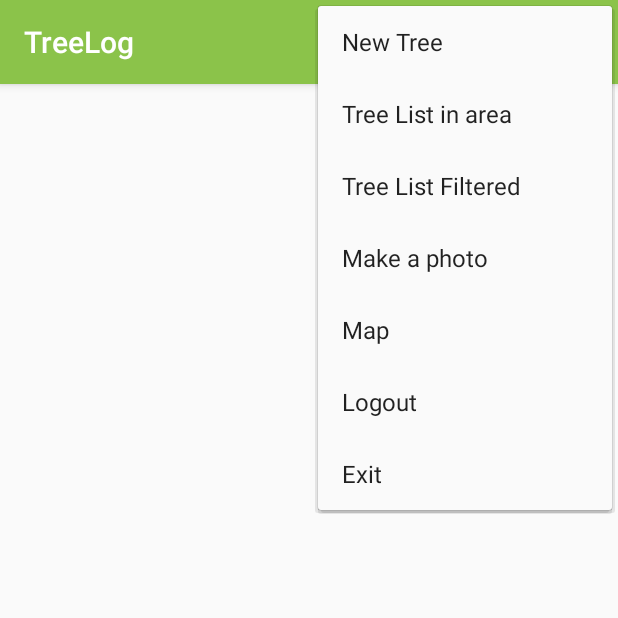
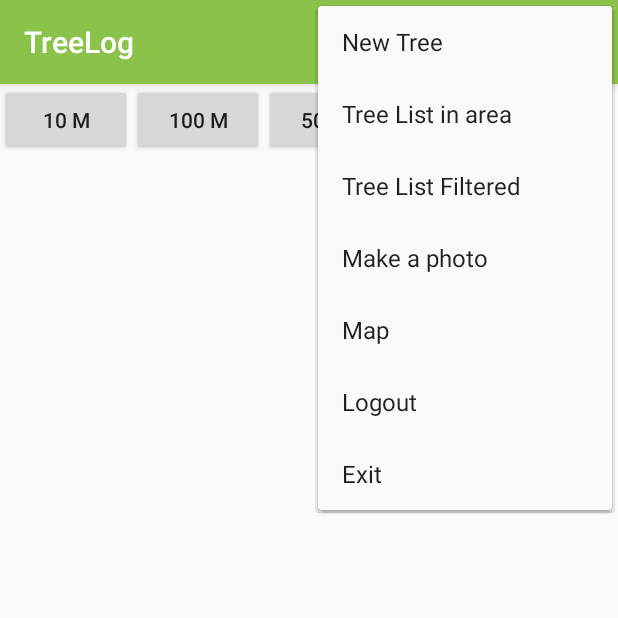
Before and after one commit to ingamontclair/TreeLog, an Android app: the TreeListFiltered screen opened directly, with no data from a screen before it, with the options menu open, on a phone screen of 412 x 824 dp, the top half of it. Run offline under Robolectric (Android 15) with nearby library versions, the light colour scheme and no system bars; our stand-ins replace ButterKnife, Firebase (no records; nobody signed in at launch, a user with empty details on screens opened directly).

Commit message:
Tree List Filtered updated

```diff
--- a/app/src/main/java/com/montclair/puma/treelog/TreeListFiltered.java
+++ b/app/src/main/java/com/montclair/puma/treelog/TreeListFiltered.java
@@ -1,6 +1,7 @@
 package com.montclair.puma.treelog;
 
 import android.content.Intent;
+import android.location.Location;
 import android.os.Bundle;
 import android.view.View;
 import android.widget.AdapterView;
@@ -13,17 +14,17 @@ import com.google.firebase.database.FirebaseDatabase;
 import com.google.firebase.database.ValueEventListener;
 import com.montclair.puma.treelog.models.TreeData;
 import com.montclair.puma.treelog.models.TreeSession;
-import com.montclair.puma.treelog.utils.BaseActivity;
 import com.montclair.puma.treelog.utils.Constants;
 import com.montclair.puma.treelog.utils.CustomizedListAdapter;
+import com.montclair.puma.treelog.utils.LocationActivity;
 
 import java.util.ArrayList;
 
 import butterknife.BindView;
 import butterknife.ButterKnife;
 
-public class TreeListFiltered extends BaseActivity {
-    private DatabaseReference mDatabase;
+public class TreeListFiltered extends LocationActivity {
+    DatabaseReference mDatabase;
     CustomizedListAdapter adapter;
     ArrayList<TreeData> treeList = new ArrayList<>();
 
@@ -35,11 +36,7 @@ public class TreeListFiltered extends BaseActivity {
         super.onCreate(savedInstanceState);
         setContentView(R.layout.activity_tree_list_filtered);
         ButterKnife.bind(this);
-
-        adapter = new CustomizedListAdapter(this, treeList);
-        treeListView.setAdapter(adapter);
         treeListView.setOnItemClickListener(new AdapterView.OnItemClickListener() {
-
             @Override
             public void onItemClick(AdapterView<?> parent, View view, int position, long id) {
                 TreeSession.getInstance().setTreeData(treeList.get(position));
@@ -49,13 +46,46 @@ public class TreeListFiltered extends BaseActivity {
         });
 
         mDatabase = FirebaseDatabase.getInstance().getReference(Constants.FIRBASE_TREE_DATA);
-        mDatabase.orderByValue().limitToFirst(10).addListenerForSingleValueEvent(new ValueEventListener() {
+
+    }
+
+    public void load10(View view) {
+        load(10);
+    }
+
+    public void load100(View view) {
+        load(100);
+    }
+
+    public void load500(View view) {
+        load(500);
+    }
+
+    public void load5000(View view) {
+        load(5000);
+    }
+
+    public void load(final int distanceInMeters) {
+        mDatabase.addListenerForSingleValueEvent(new ValueEventListener() {
             @Override
             public void onDataChange(DataSnapshot dataSnapshot) {
+                getCurrentLocation();
+                adapter = new CustomizedListAdapter(TreeListFiltered.this, treeList);
+                treeListView.setAdapter(adapter);
+
                 for (DataSnapshot child : dataSnapshot.getChildren()) {
                     TreeData treeItem = child.getValue(TreeData.class);
-                    treeItem.setTreeId(child.getKey());
-                    treeList.add(treeItem);
+
+                    if (mLastLocation != null) {
+                        Location treeLocation = new Location("");
+                        treeLocation.setLatitude(Float.parseFloat(treeItem.getLatitude()));
+                        treeLocation.setLongitude(Float.parseFloat(treeItem.getLongitude()));
+
+                        if (treeLocation.distanceTo(mLastLocation) < distanceInMeters) {
+                            treeItem.setTreeId(child.getKey());
+                            treeList.add(treeItem);
+                        }
+                    }
                 }
             }
 
--- a/app/src/main/res/layout/activity_tree_list_filtered.xml
+++ b/app/src/main/res/layout/activity_tree_list_filtered.xml
@@ -4,7 +4,38 @@
     xmlns:tools="http://schemas.android.com/tools"
     android:layout_width="match_parent"
     android:layout_height="match_parent"
+    android:orientation="vertical"
     tools:context="com.montclair.puma.treelog.TreeListFiltered">
+
+    <LinearLayout
+        android:layout_width="match_parent"
+        android:layout_height="wrap_content"
+        android:orientation="horizontal">
+
+        <Button
+            android:layout_width="wrap_content"
+            android:layout_height="wrap_content"
+            android:onClick="load10"
+            android:text="10 m" />
+
+        <Button
+            android:layout_width="wrap_content"
+            android:layout_height="wrap_content"
+            android:onClick="load100"
+            android:text="100 m" />
+
+        <Button
+            android:layout_width="wrap_content"
+            android:layout_height="wrap_content"
+            android:onClick="load500"
+            android:text="500 m" />
+
+        <Button
+            android:layout_width="wrap_content"
+            android:layout_height="wrap_content"
+            android:onClick="load5000"
+            android:text="5000 m" />
+    </LinearLayout>
 
     <ListView
         android:id="@+id/lv_tree_list_filter"
```
Also changed, not shown: app/src/main/java/com/montclair/puma/treelog/WelcomeActivity.java (+38 -0 lines), app/src/main/java/com/montclair/puma/treelog/utils/FireBase.java (+3 -8 lines).
